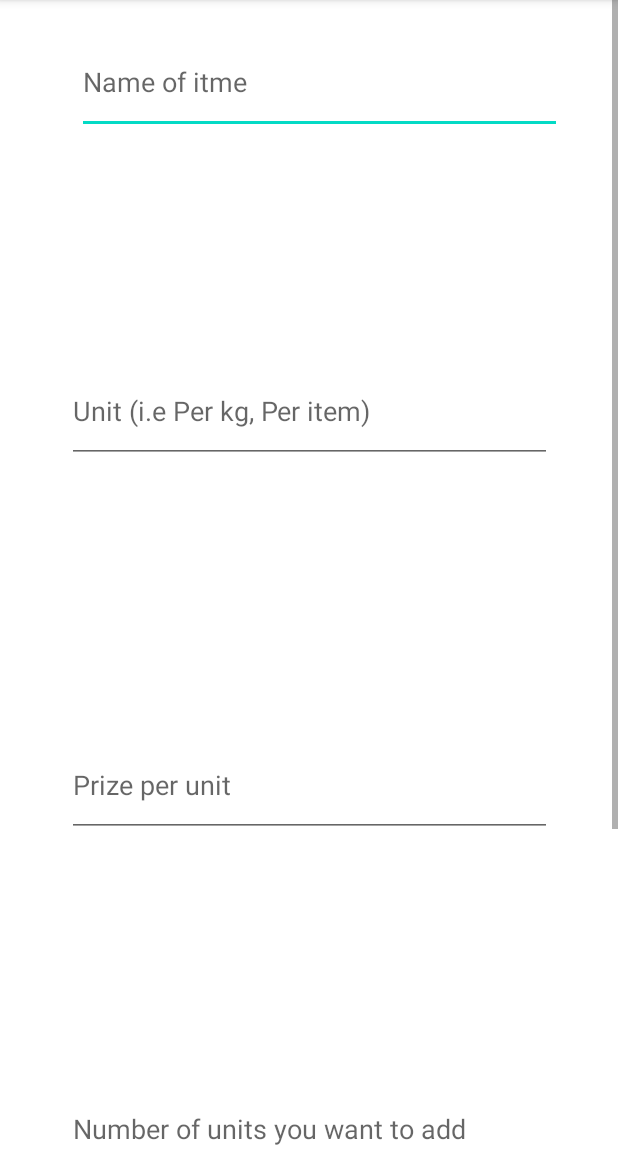
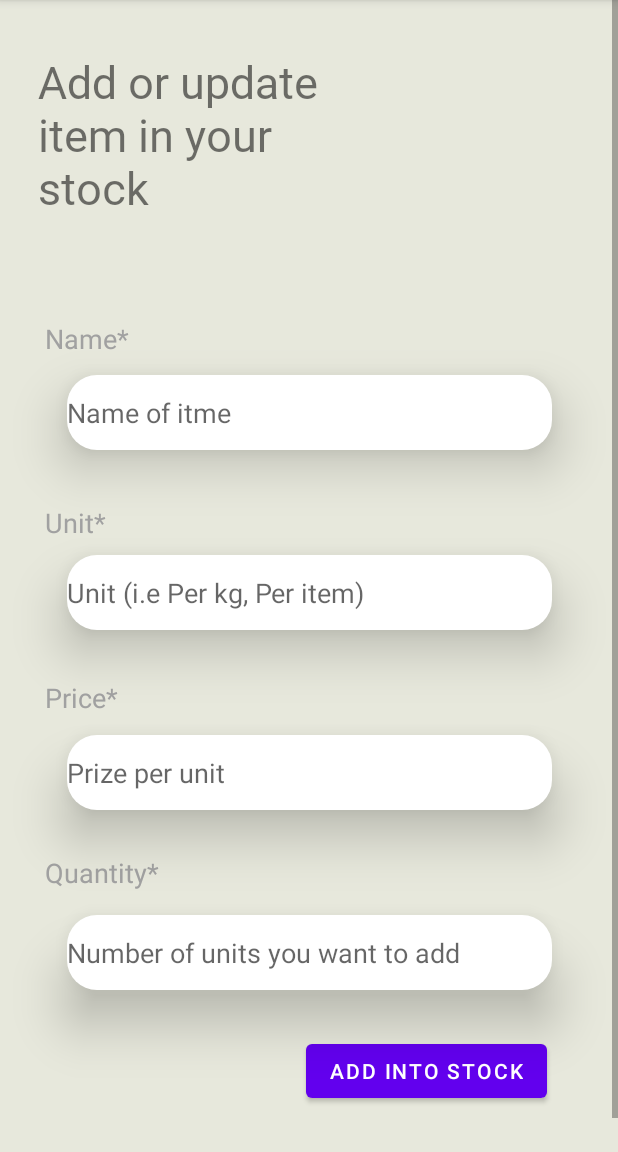
Before and after one commit to piyush-pk47/DigiBill, an Android app: the EditItem screen opened directly, with no data from a screen before it, on a phone screen of 412 x 824 dp, the part 84-1236 px from its top. Run offline under Robolectric (Android 15) with nearby library versions, the phone set to English and light mode, and no system bars; our stand-ins replace Firebase (no records; nobody signed in at launch, a user with empty details on screens opened directly); Roboto replaces fonts that are not available here.

Commit message:
Version trail 3.0

```diff
--- a/app/build.gradle
+++ b/app/build.gradle
@@ -1,5 +1,6 @@
 plugins {
     id 'com.android.application'
+    id 'com.google.gms.google-services'
 }
 
 android {
@@ -35,6 +36,7 @@ dependencies {
     implementation 'androidx.constraintlayout:constraintlayout:2.0.4'
     implementation 'androidx.cardview:cardview:1.0.0'
     implementation 'androidx.recyclerview:recyclerview:1.2.0'
+    implementation 'com.google.firebase:firebase-firestore:22.1.2'
     testImplementation 'junit:junit:4.+'
     androidTestImplementation 'androidx.test.ext:junit:1.1.2'
     androidTestImplementation 'androidx.test.espresso:espresso-core:3.3.0'
--- a/app/src/main/java/com/example/digibill/EditItem.java
+++ b/app/src/main/java/com/example/digibill/EditItem.java
@@ -1,5 +1,6 @@
 package com.example.digibill;
 
+import androidx.annotation.NonNull;
 import androidx.appcompat.app.AppCompatActivity;
 
 import android.content.Intent;
@@ -11,6 +12,13 @@ import android.util.Log;
 import android.view.View;
 import android.widget.EditText;
 import android.widget.Toast;
+
+import com.google.android.gms.tasks.OnCompleteListener;
+import com.google.android.gms.tasks.Task;
+import com.google.firebase.firestore.FirebaseFirestore;
+import com.google.firebase.firestore.SetOptions;
+
+import java.util.HashMap;
 
 public class EditItem extends AppCompatActivity {
 
@@ -98,6 +106,18 @@ public class EditItem extends AppCompatActivity {
             MainActivity.database.execSQL("INSERT INTO list (name,unit,prize,quantity) VALUES ('"+finName+"','"+finUnit+"','"+finPrize+"','"+finQuantity+"')");
             Intent intent=new Intent(getApplicationContext(),MainActivity.class);
             startActivity(intent);
-
+            HashMap<String,item> add=new HashMap<>();
+            item i1=new item(finName,finUnit,finPrize,finQuantity);
+            add.put(finName,i1);
+            FirebaseFirestore firedata=FirebaseFirestore.getInstance();
+            firedata.collection("user1").document("stocklist").set(add, SetOptions.merge()).addOnCompleteListener(new OnCompleteListener<Void>() {
+                @Override
+                public void onComplete(@NonNull Task<Void> task) {
+                   if(task.isSuccessful()==true)
+                   {
+                       Toast.makeText(getApplicationContext(),"successful",Toast.LENGTH_SHORT).show();
+                   }
+                }
+            });
     }
 }
--- a/app/src/main/java/com/example/digibill/updShowStock.java
+++ b/app/src/main/java/com/example/digibill/updShowStock.java
@@ -1,5 +1,6 @@
 package com.example.digibill;
 
+import androidx.annotation.NonNull;
 import androidx.appcompat.app.AppCompatActivity;
 import androidx.recyclerview.widget.LinearLayoutManager;
 import androidx.recyclerview.widget.RecyclerView;
@@ -11,8 +12,19 @@ import android.util.Log;
 import android.view.View;
 import android.widget.AdapterView;
 
+import com.google.android.gms.tasks.OnCompleteListener;
+import com.google.android.gms.tasks.OnSuccessListener;
+import com.google.android.gms.tasks.Task;
+import com.google.firebase.firestore.DocumentReference;
+import com.google.firebase.firestore.DocumentSnapshot;
+import com.google.firebase.firestore.FirebaseFirestore;
+
+import org.w3c.dom.Document;
+
 import java.util.ArrayList;
+import java.util.HashMap;
 import java.util.List;
+import java.util.Map;
 
 public class updShowStock extends AppCompatActivity {
 
@@ -20,6 +32,8 @@ public class updShowStock extends AppCompatActivity {
     LinearLayoutManager layoutManager;
     List<modelClass> itemlist;
     Adapter adapter;
+    private String user="user1";
+    private DocumentReference Docref=FirebaseFirestore.getInstance().collection(user).document("stocklist");
 
     @Override
     protected void onCreate(Bundle savedInstanceState) {
@@ -53,6 +67,9 @@ public class updShowStock extends AppCompatActivity {
         int cnt=c.getCount();
         c.moveToFirst();
 
+
+
+
         for(int i=0;i<cnt;++i)
         {
             String curName=c.getString(nameInd);
@@ -63,6 +80,17 @@ public class updShowStock extends AppCompatActivity {
             if(i!=cnt-1)
                 c.moveToNext();
         }
+        Docref.get().addOnSuccessListener(new OnSuccessListener<DocumentSnapshot>() {
+            @Override
+            public void onSuccess(DocumentSnapshot documentSnapshot) {
+                Log.i("hello",documentSnapshot.getData().toString());
+            }
+        });
+
+
+
+
+
 
     }
 }
--- a/app/src/main/res/drawable/itemshape.xml
+++ b/app/src/main/res/drawable/itemshape.xml
@@ -1,7 +1,7 @@
 <?xml version="1.0" encoding="utf-8"?>
 <shape xmlns:android="http://schemas.android.com/apk/res/android">
 
-    <corners android:radius="15dp"></corners>
+    <corners android:radius="20dp"></corners>
     <solid android:color="@color/cardview_light_background"></solid>
 
 </shape>
--- a/app/src/main/res/layout/activity_edit_item.xml
+++ b/app/src/main/res/layout/activity_edit_item.xml
@@ -9,13 +9,55 @@
     <androidx.constraintlayout.widget.ConstraintLayout
         android:layout_width="match_parent"
         android:layout_height="match_parent"
+        android:background="#E7E8DC"
         android:orientation="vertical">
+
+        <TextView
+            android:id="@+id/textView6"
+            android:layout_width="wrap_content"
+            android:layout_height="wrap_content"
+            android:layout_marginStart="30dp"
+            android:text="Quantity*"
+            android:textColor="#A1A1A1"
+            android:textSize="18sp"
+            app:layout_constraintBottom_toTopOf="@+id/quantity"
+            app:layout_constraintStart_toStartOf="parent"
+            app:layout_constraintTop_toTopOf="parent"
+            app:layout_constraintVertical_bias="0.973" />
+
+        <TextView
+            android:id="@+id/textView5"
+            android:layout_width="wrap_content"
+            android:layout_height="wrap_content"
+            android:layout_marginStart="30dp"
+            android:text="Price*"
+            android:textColor="#A1A1A1"
+            android:textSize="18sp"
+            app:layout_constraintBottom_toTopOf="@+id/prize"
+            app:layout_constraintStart_toStartOf="parent"
+            app:layout_constraintTop_toTopOf="parent"
+            app:layout_constraintVertical_bias="0.973" />
+
+        <TextView
+            android:id="@+id/textView4"
+            android:layout_width="wrap_content"
+            android:layout_height="wrap_content"
+            android:layout_marginStart="30dp"
+            android:text="Unit*"
+            android:textColor="#A1A1A1"
+            android:textSize="18sp"
+            app:layout_constraintBottom_toTopOf="@+id/unit"
+            app:layout_constraintStart_toStartOf="parent"
+            app:layout_constraintTop_toTopOf="parent"
+            app:layout_constraintVertical_bias="0.973" />
 
         <EditText
             android:id="@+id/quantity"
             android:layout_width="323dp"
-            android:layout_height="69dp"
-            android:layout_marginTop="160dp"
+            android:layout_height="50dp"
+            android:layout_marginTop="70dp"
+            android:background="@drawable/itemshape"
+            android:elevation="20dp"
             android:ems="10"
             android:hint="Number of units you want to add"
             android:inputType="textPersonName"
@@ -26,8 +68,10 @@
         <EditText
             android:id="@+id/unit"
             android:layout_width="323dp"
-            android:layout_height="69dp"
-            android:layout_marginTop="150dp"
+            android:layout_height="50dp"
+            android:layout_marginTop="70dp"
+            android:background="@drawable/itemshape"
+            android:elevation="20dp"
             android:ems="10"
             android:hint="Unit (i.e Per kg, Per item)"
             android:inputType="textPersonName"
@@ -38,8 +82,10 @@
         <EditText
             android:id="@+id/prize"
             android:layout_width="323dp"
-            android:layout_height="69dp"
-            android:layout_marginTop="180dp"
+            android:layout_height="50dp"
+            android:layout_marginTop="70dp"
+            android:background="@drawable/itemshape"
+            android:elevation="20dp"
             android:ems="10"
             android:hint="Prize per unit"
             android:inputType="textPersonName"
@@ -50,10 +96,11 @@
         <EditText
             android:id="@+id/name"
             android:layout_width="323dp"
-            android:layout_height="69dp"
+            android:layout_height="50dp"
             android:layout_alignParentStart="true"
-            android:layout_marginStart="14dp"
-            android:layout_marginTop="20dp"
+            android:layout_marginTop="250dp"
+            android:background="@drawable/itemshape"
+            android:elevation="20dp"
             android:ems="10"
             android:hint="Name of itme"
             android:inputType="textPersonName"
@@ -66,7 +113,7 @@
             android:id="@+id/button3"
             android:layout_width="wrap_content"
             android:layout_height="wrap_content"
-            android:layout_marginTop="178dp"
+            android:layout_marginTop="30dp"
             android:layout_marginEnd="47dp"
             android:layout_marginBottom="53dp"
             android:onClick="addCurItem"
@@ -75,6 +122,31 @@
             app:layout_constraintEnd_toEndOf="parent"
             app:layout_constraintTop_toBottomOf="@+id/quantity" />
 
+        <TextView
+            android:id="@+id/textView2"
+            android:layout_width="wrap_content"
+            android:layout_height="wrap_content"
+            android:layout_marginStart="30dp"
+            android:text="Name*"
+            android:textColor="#A1A1A1"
+            android:textSize="18sp"
+            app:layout_constraintBottom_toTopOf="@+id/name"
+            app:layout_constraintStart_toStartOf="parent"
+            app:layout_constraintTop_toTopOf="parent"
+            app:layout_constraintVertical_bias="0.948" />
+
+        <TextView
+            android:id="@+id/textView7"
+            android:layout_width="218dp"
+            android:layout_height="115dp"
+            android:layout_marginStart="25dp"
+            android:layout_marginTop="34dp"
+            android:fontFamily="@font/capriola"
+            android:text="Add or update item in your stock"
+            android:textSize="30sp"
+            app:layout_constraintStart_toStartOf="parent"
+            app:layout_constraintTop_toTopOf="parent" />
+
     </androidx.constraintlayout.widget.ConstraintLayout>
 
 
--- a/app/src/main/res/values/preloaded_fonts.xml
+++ b/app/src/main/res/values/preloaded_fonts.xml
@@ -2,6 +2,7 @@
 <resources>
     <array name="preloaded_fonts" translatable="false">
         <item>@font/amatic_sc</item>
+        <item>@font/capriola</item>
         <item>@font/chelsea_market</item>
         <item>@font/comfortaa_light</item>
     </array>
--- a/build.gradle
+++ b/build.gradle
@@ -6,6 +6,7 @@ buildscript {
     }
     dependencies {
         classpath "com.android.tools.build:gradle:4.1.1"
+        classpath 'com.google.gms:google-services:4.3.5'
 
         // NOTE: Do not place your application dependencies here; they belong
         // in the individual module build.gradle files
```
